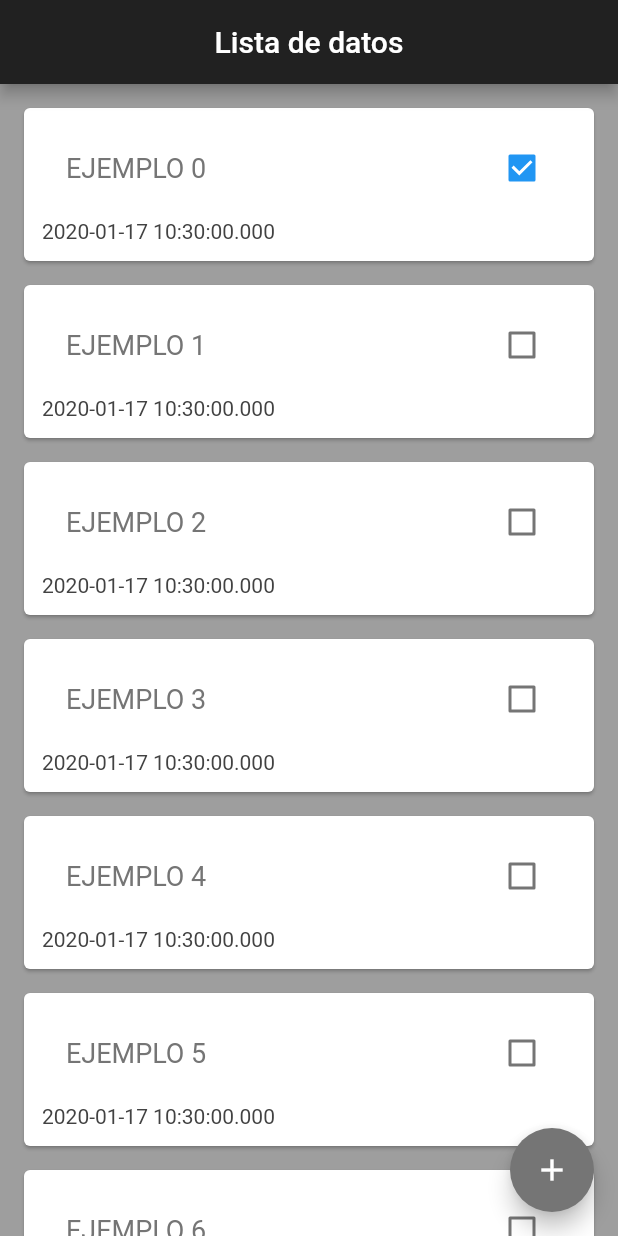
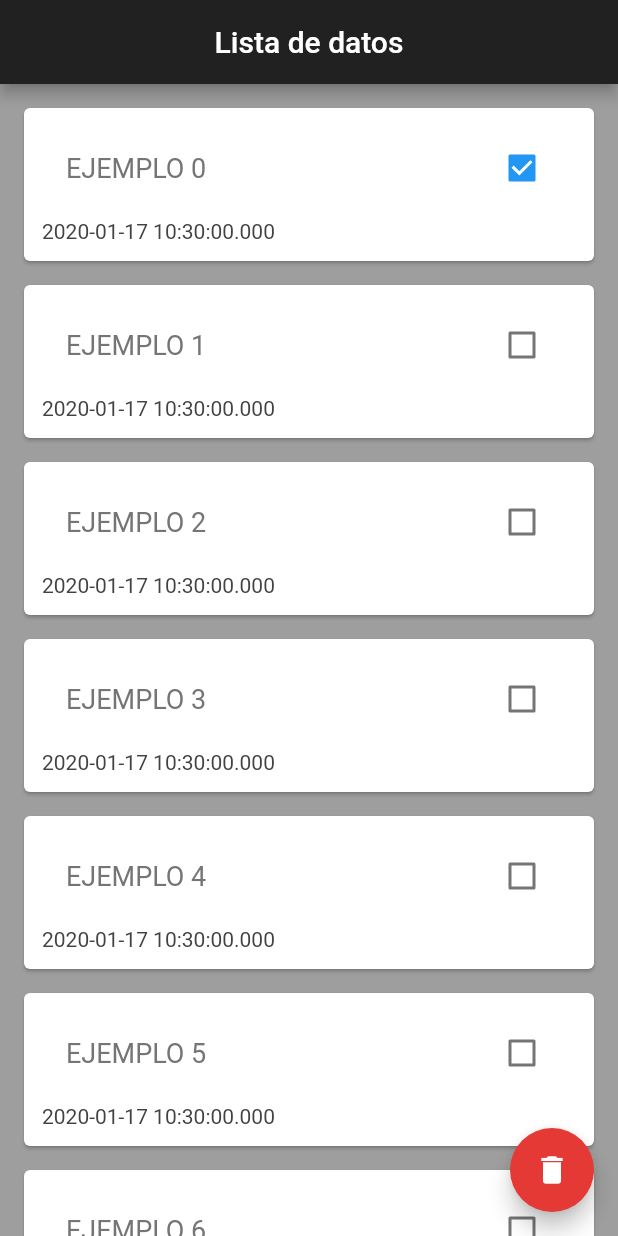
Before and after one commit to Alextron0102/ListasFlutter, a Flutter app: the screen it shows after launch, after a tap on an icon or button, on a phone screen of 412 x 824 dp. Run offline on Flutter 3.47's test engine with Material 2 defaults, Android fonts, the phone set to English and light mode, and no system bars.

Commit message:
commit 3

```diff
--- /dev/null
+++ b/lib/Dato.dart
@@ -0,0 +1,46 @@
+class Dato {
+  String _texto;
+  String _tiempo;
+  int _posicion;
+  bool _estado;
+
+  Dato(String texto, String tiempo, int posicion) {
+    _texto = texto;
+    _tiempo = tiempo;
+    _posicion = posicion;
+    _estado = false;
+  }
+  //funciones get:
+  String getTexto() {
+    return _texto;
+  }
+
+  String getTiempo() {
+    return _tiempo;
+  }
+
+  int getPosicion() {
+    return _posicion;
+  }
+
+  bool getEstado() {
+    return _estado;
+  }
+
+  //funciones set:
+  void setTexto(String textoAux) {
+    _texto = textoAux;
+  }
+
+  void setTiempo(String tiempo) {
+    _tiempo = tiempo;
+  }
+
+  void setPosicion(int posicion) {
+    _posicion = posicion;
+  }
+
+  void setEstado(bool estado) {
+    _estado = estado;
+  }
+}
--- /dev/null
+++ b/lib/ListaDatos.dart
@@ -0,0 +1,63 @@
+import 'package:segundaapp/Dato.dart';
+
+class ListaDatos {
+  List<Dato> _lista = List<Dato>();
+  int _contador = 0;
+  ListaDatos() {
+    for (var i = 0; i < 10; i++) {
+      agregar(Dato('EJEMPLO $i', DateTime.now().toString(), _contador));
+    }
+  }
+  void agregar(Dato dato) {
+    if (dato != null) {
+      dato.setPosicion(_contador);
+      _lista.add(dato);
+      _contador++;
+    }
+  }
+
+  void eliminarSeleccionados() {
+    for (var i = 0; i < _contador; i++) {
+        if (_lista[i].getEstado() == true) {
+        _lista.removeAt(i);
+        _contador--;
+        i=0;
+      }
+    }
+    actualizarposiciones();
+  }
+  bool getSeleccionado() {
+    bool _seleccionados = false;
+    for (var i = 0; i < _contador; i++) {
+      if (_lista[i].getEstado() == true) {
+        _seleccionados = true;
+        break;
+      }
+    }
+    return _seleccionados;
+  }
+
+  void actualizarposiciones() {
+    for (var i = 0; i < _contador - 1; i++) {
+      if (_lista[i].getPosicion() + 1 != _lista[i + 1].getPosicion()) {
+        for (var j = i; j < _contador; j++) {
+          _lista[i].setPosicion(j);
+        }
+        break;
+      }
+    }
+  }
+
+  void modificar(String texto, String tiempo, int posicion) {
+    _lista[posicion].setTexto(texto);
+    _lista[posicion].setTiempo(tiempo);
+  }
+
+  Dato getDato(int posicion) {
+    return _lista[posicion];
+  }
+
+  List<Dato> getlista() {
+    return _lista;
+  }
+}
--- a/lib/main.dart
+++ b/lib/main.dart
@@ -1,63 +1,60 @@
 import 'package:flutter/material.dart';
+import 'package:flutter/rendering.dart';
+import 'package:segundaapp/ListaDatos.dart';
+import 'package:segundaapp/Dato.dart';
+import 'package:segundaapp/IngresoDatos.dart';
+
 void main() => runApp(MaterialApp(
       home: Lista(),
-  )
-);
+    ));
 
-class Dato{
-  String _texto;
-  String _tiempo;
-  int _posicion;
-  bool estado;
-  Dato(String texto, String tiempo, int posicion){
-    _texto = texto;
-    _tiempo= tiempo;
-    _posicion = posicion;
-    estado= false;
-  }
-}
-class ListaDatos {
-  List<Dato> _lista = List<Dato>();
-  int _contador=0;
-  ListaDatos(){
-    for (var i = 0; i < 15; i++) {
-    agregar(Dato('EJEMPLO $i',DateTime.now().toString(), _contador));
-    }
-  }
-  void agregar(Dato dato){
-    dato._posicion = _contador;
-    _lista.add(dato);
-    _contador++;
-  }
-  void eliminar(int posicion){
-    _lista.removeAt(posicion);
-    _contador--;
-    actualizarposiciones();
-  }
-  void actualizarposiciones(){
-    for (var i = 0; i < _contador-1; i++) {
-      if(_lista[i]._posicion!=_lista[i]._posicion+1){
-        for (var j = i; j < _contador; j++) {
-          _lista[i]._posicion = j;
-        }
-        break;
-      }
-    }
-  }
-  void modificar(String texto, String tiempo, int posicion){
-    _lista[posicion] = Dato(texto, tiempo, posicion);
-  }
-  Dato getDato(int posicion){
-    return _lista[posicion];
-  }
-}
 class Lista extends StatefulWidget {
   @override
   _ListaState createState() => _ListaState();
 }
+
 class _ListaState extends State<Lista> {
   ListaDatos dato = new ListaDatos();
-  Widget datoCarta(Dato _dato){
+  dynamic _boton = new Icon(Icons.add);
+  Color _colorboton = new Color(Colors.grey[600].value);
+
+  Function funcionBoton = (BuildContext context, ListaDatos dato) async {
+    final datoUnico = await Navigator.push(
+        context,
+        MaterialPageRoute(
+            builder: (BuildContext context) => IngresoDatos())) as Dato;
+    dato.agregar(datoUnico);
+  };
+  void cambiarEstadoBoton() {
+    if (dato.getSeleccionado() == false) {
+      estadoAgregarBoton();
+    }
+    if (dato.getSeleccionado() == true) {
+      estadoEliminarBoton();
+    }
+  }
+  void estadoAgregarBoton() {
+    _boton = Icon(Icons.add);
+    funcionBoton = (BuildContext context, ListaDatos dato) async {
+      final datoUnico = await Navigator.push(
+          context,
+          MaterialPageRoute(
+              builder: (BuildContext context) => IngresoDatos())) as Dato;
+      dato.agregar(datoUnico);
+    };
+    _colorboton = Color(Colors.grey[600].value);
+  }
+
+  void estadoEliminarBoton() {
+    _boton = Icon(Icons.delete);
+    funcionBoton = (BuildContext context, ListaDatos dato) async {
+      dato.eliminarSeleccionados();
+      dato.getlista().map((dato) => datoCarta(dato)).toList();
+    };
+    _colorboton = Color(Colors.red[600].value);
+  }
+
+  Widget datoCarta(Dato _dato) {
     return Card(
         margin: const EdgeInsets.fromLTRB(16.0, 16.0, 16.0, 0),
         child: Padding(
@@ -65,25 +62,26 @@ class _ListaState extends State<Lista> {
           child: Column(
             crossAxisAlignment: CrossAxisAlignment.stretch,
             children: <Widget>[
-
               CheckboxListTile(
                 title: Text(
-                _dato._texto,
+                  _dato.getTexto(),
                   style: TextStyle(
                     fontSize: 18.0,
                     color: Colors.grey[600],
                   ),
                 ),
-              value: _dato.estado,
-              onChanged: (bool value){
+                value: _dato.getEstado(),
+                onChanged: (bool value) {
+                  //Cuando se presiona alguno de los cuadros se realiza lo siguiente:
                   setState(() {
-                  _dato.estado = value;
+                    _dato.setEstado(value);
+                    cambiarEstadoBoton();
                   });
                 },
               ),
               SizedBox(height: 6.0),
               Text(
-              _dato._tiempo.toString(),
+                _dato.getTiempo().toString(),
                 style: TextStyle(
                   fontSize: 14.0,
                   color: Colors.grey[800],
@@ -91,9 +89,9 @@ class _ListaState extends State<Lista> {
               ),
             ],
           ),
-      )
-    );
+        ));
   }
+
   @override
   Widget build(BuildContext context) {
     return Scaffold(
@@ -101,106 +99,16 @@ class _ListaState extends State<Lista> {
         appBar: AppBar(
             title: Text('Lista de datos'),
             centerTitle: true,
-        backgroundColor: Colors.grey[900],
-      ),
-      body: ListView(
-         children: dato._lista.map((dato)=>datoCarta(dato)).toList(),
+            backgroundColor: Colors.grey[900]),
+        body: new ListView(
+          addAutomaticKeepAlives: true,
+          children: dato.getlista().map((dato) => datoCarta(dato)).toList(),
         ),
         floatingActionButton: FloatingActionButton(
-      onPressed: ()async {
-        final datoUnico = await Navigator.push(context,
-        MaterialPageRoute(builder: (context)=>IngresoDatos())
-        ) as Dato;
-        dato.agregar(datoUnico);
+            onPressed: () async {
+              funcionBoton(context, dato);
             },
-      child: Icon(Icons.add),
-      backgroundColor: Colors.grey[600],
-    )
-    );
+            child: _boton,
+            backgroundColor: _colorboton));
   }
 }
-class IngresoDatos extends StatefulWidget {
-  @override
-  _IngresoDatosState createState() => _IngresoDatosState();
-}
-class _IngresoDatosState extends State<IngresoDatos> {
-  final TextoDato = TextEditingController();
-  final TextoFecha = TextEditingController(text: DateTime.now().toString());
-  @override
-  Widget build(BuildContext context) {
-    return Scaffold(
-      backgroundColor: Colors.grey,
-      appBar: AppBar
-      (
-        title: Text('Ingreso de dato'),
-        centerTitle: true,
-        backgroundColor: Colors.grey[900]
-      ),
-      body: Column(
-      children: <Widget>[
-        Container(
-          alignment: Alignment.center,
-          child: Text(
-            'Dato: ',
-            )
-        ),
-        Container(
-
-          padding: EdgeInsets.all(30.0),
-          child:   TextField(
-            controller: TextoDato,
-            autocorrect: false,
-          maxLines: 3,
-          maxLength: 50,
-          textAlign: TextAlign.justify,
-          decoration: InputDecoration(
-          focusedBorder: OutlineInputBorder(
-              borderRadius: BorderRadius.all(Radius.circular(5.0)),
-              borderSide: BorderSide(color: Colors.black)),
-            fillColor: Colors.grey[600],
-            filled: true,
-            contentPadding:
-          EdgeInsets.only(bottom: 10.0, left: 10.0, right: 10.0),
-          hintText: '...'
-          ),
-        ),
-        ),
-        Container(
-          alignment: Alignment.center,
-          child: Text('Fecha: ')
-          ),
-        Container(
-          padding: EdgeInsets.all(30.0),
-          child:   TextField(
-            controller: TextoFecha,
-            autocorrect: false,
-          maxLines: 1,
-          maxLength: 26,
-          textAlign: TextAlign.center,
-          decoration: InputDecoration(
-          focusedBorder: OutlineInputBorder(
-              borderRadius: BorderRadius.all(Radius.circular(5.0)),
-              borderSide: BorderSide(color: Colors.black)),
-            fillColor: Colors.grey[600],
-            filled: true,
-            contentPadding:
-          EdgeInsets.only(bottom: 10.0, left: 10.0, right: 10.0),
-          hintText: 'dd/mm/aaaa'
-          ),
-        ),
-        ),
-
-      ],
-    ),
-    floatingActionButton: FloatingActionButton(
-      onPressed: (){
-        setState(() {
-          Navigator.pop(context,Dato(TextoDato.text, TextoFecha.text,0));
-        });
-      },
-      child: Icon(Icons.add),
-      backgroundColor: Colors.grey[900],
-    ),
-    );
-  }
-}
--- a/pubspec.yaml
+++ b/pubspec.yaml
@@ -19,6 +19,7 @@ environment:
 dependencies:
   flutter:
     sdk: flutter
+    location: any
 
   # The following adds the Cupertino Icons font to your application.
   # Use with the CupertinoIcons class for iOS style icons.
@@ -27,6 +28,7 @@ dependencies:
 dev_dependencies:
   flutter_test:
     sdk: flutter
+    location: any
 
 
 # For information on the generic Dart part of this file, see the
```
Also changed, not shown: lib/IngresoDatos.dart (added, +78 -0 lines). Lines whose indentation alone changed are shown as unchanged.
